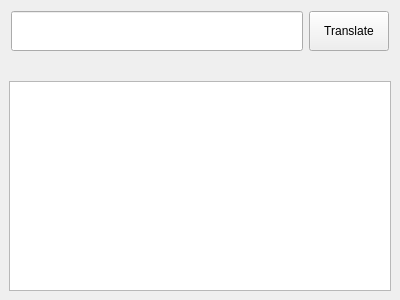
Old version of the form interface.ui in the repository bdabve/arabic-translator.
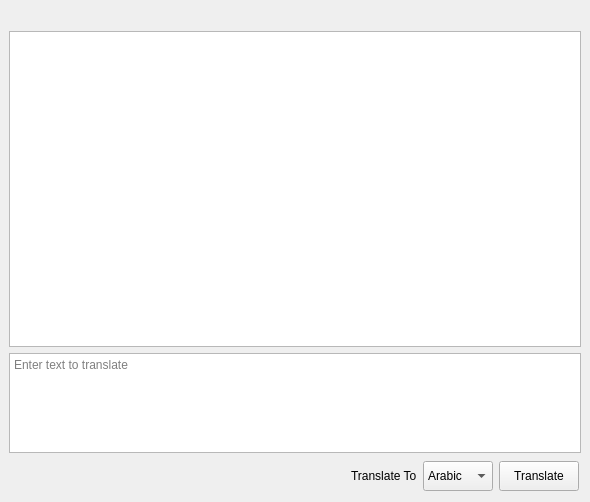
New version of the form.

Patch:
```diff
--- a/interface.ui
+++ b/interface.ui
@@ -6,8 +6,8 @@
    <rect>
     <x>0</x>
     <y>0</y>
-    <width>400</width>
-    <height>300</height>
+    <width>590</width>
+    <height>502</height>
    </rect>
   </property>
   <property name="windowTitle">
@@ -15,6 +15,57 @@
   </property>
   <widget class="QWidget" name="centralwidget">
    <layout class="QVBoxLayout" name="verticalLayout">
+    <item>
+     <widget class="QLabel" name="errorLabel">
+      <property name="maximumSize">
+       <size>
+        <width>16777215</width>
+        <height>16777215</height>
+       </size>
+      </property>
+      <property name="styleSheet">
+       <string notr="true">QLabel {
+    color: #FFFFFF;
+    font-family: Monaco;
+    font-size: 12px;
+}</string>
+      </property>
+      <property name="text">
+       <string/>
+      </property>
+      <property name="wordWrap">
+       <bool>true</bool>
+      </property>
+     </widget>
+    </item>
+    <item>
+     <widget class="QListWidget" name="list_widget"/>
+    </item>
+    <item>
+     <widget class="QTextEdit" name="input_field">
+      <property name="sizePolicy">
+       <sizepolicy hsizetype="Preferred" vsizetype="Preferred">
+        <horstretch>0</horstretch>
+        <verstretch>0</verstretch>
+       </sizepolicy>
+      </property>
+      <property name="minimumSize">
+       <size>
+        <width>0</width>
+        <height>100</height>
+       </size>
+      </property>
+      <property name="maximumSize">
+       <size>
+        <width>16777215</width>
+        <height>100</height>
+       </size>
+      </property>
+      <property name="placeholderText">
+       <string>Enter text to translate</string>
+      </property>
+     </widget>
+    </item>
     <item>
      <widget class="QFrame" name="frame">
       <property name="frameShape">
@@ -37,13 +88,51 @@
         <number>2</number>
        </property>
        <item>
-        <widget class="QLineEdit" name="input_field">
+        <spacer name="horizontalSpacer">
+         <property name="orientation">
+          <enum>Qt::Horizontal</enum>
+         </property>
+         <property name="sizeHint" stdset="0">
+          <size>
+           <width>40</width>
+           <height>20</height>
+          </size>
+         </property>
+        </spacer>
+       </item>
+       <item>
+        <widget class="QLabel" name="label">
+         <property name="text">
+          <string>Translate To</string>
+         </property>
+        </widget>
+       </item>
+       <item>
+        <widget class="QComboBox" name="comboBoxTranslateTo">
          <property name="minimumSize">
           <size>
            <width>0</width>
-           <height>40</height>
+           <height>30</height>
           </size>
          </property>
+         <property name="toolTip">
+          <string>Translate To</string>
+         </property>
+         <item>
+          <property name="text">
+           <string>Arabic</string>
+          </property>
+         </item>
+         <item>
+          <property name="text">
+           <string>English</string>
+          </property>
+         </item>
+         <item>
+          <property name="text">
+           <string>Frensh</string>
+          </property>
+         </item>
         </widget>
        </item>
        <item>
@@ -51,7 +140,7 @@
          <property name="minimumSize">
           <size>
            <width>0</width>
-           <height>40</height>
+           <height>30</height>
           </size>
          </property>
          <property name="text">
@@ -62,32 +151,6 @@
       </layout>
      </widget>
     </item>
-    <item>
-     <widget class="QLabel" name="errorLabel">
-      <property name="maximumSize">
-       <size>
-        <width>16777215</width>
-        <height>16777215</height>
-       </size>
-      </property>
-      <property name="styleSheet">
-       <string notr="true">QLabel {
-    color: #FFFFFF;
-    font-family: Monaco;
-    font-size: 12px;
-}</string>
-      </property>
-      <property name="text">
-       <string/>
-      </property>
-      <property name="wordWrap">
-       <bool>true</bool>
-      </property>
-     </widget>
-    </item>
-    <item>
-     <widget class="QListWidget" name="list_widget"/>
-    </item>
    </layout>
   </widget>
  </widget>
```
